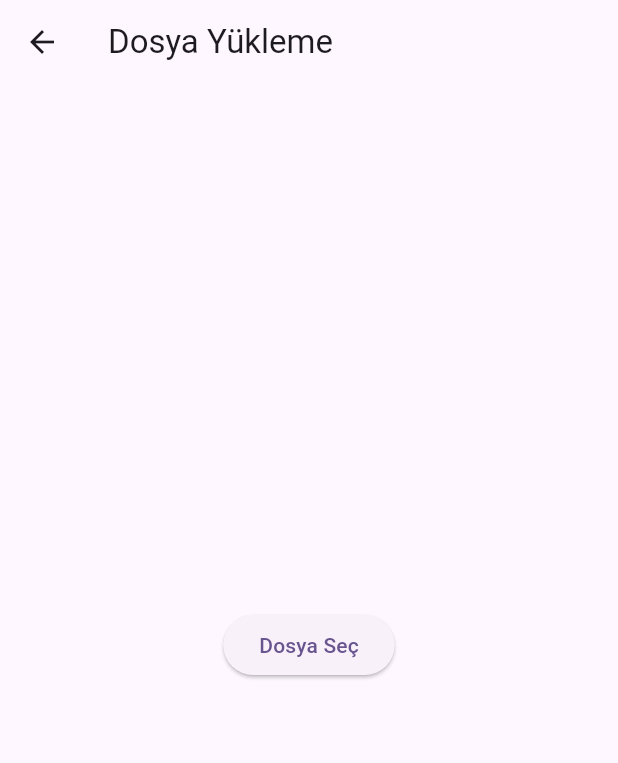
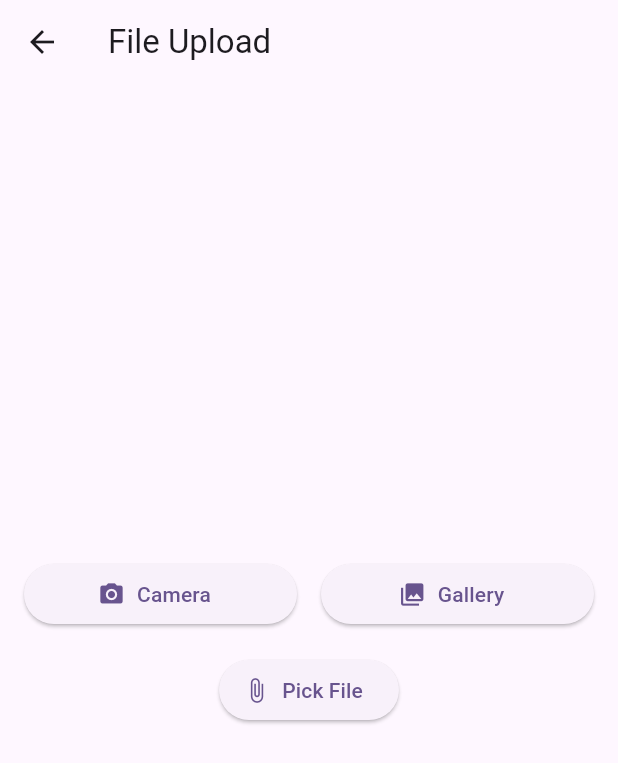
Before and after one commit to yagizdo/patrol-example-todo-app, a Flutter app: the FileUploadScreen screen opened directly, on a phone screen of 412 x 824 dp. Shown: the top 763 px of the screen. Run offline on Flutter 3.47's test engine with Material 3 defaults, Android fonts, the phone set to English and light mode, and no system bars; our stand-ins replace dio, equatable, file_picker, flutter_bloc, get_it, image_picker; network calls fail.

Commit message:
Add image picker functionality and permissions for camera and storage. Update UI for file upload and integrate camera functionality with tests.

```diff
--- a/lib/features/file_upload/file_upload_view.dart
+++ b/lib/features/file_upload/file_upload_view.dart
@@ -1,5 +1,8 @@
+import 'dart:io';
+
 import 'package:flutter/material.dart';
 import 'package:file_picker/file_picker.dart';
+import 'package:image_picker/image_picker.dart';
 
 class FileUploadScreen extends StatefulWidget {
   const FileUploadScreen({super.key});
@@ -12,6 +15,10 @@ class _FileUploadScreenState extends State<FileUploadScreen> {
   String? _fileName;
   String? _filePath;
   bool _isLoading = false;
+  File? _imageFile;
+  String? _imageSource;
+
+  final ImagePicker _picker = ImagePicker();
 
   Future<void> _pickFile() async {
     setState(() {
@@ -25,8 +32,37 @@ class _FileUploadScreenState extends State<FileUploadScreen> {
         setState(() {
           _fileName = result.files.single.name;
           _filePath = result.files.single.path;
+          _imageFile = null;
+          _imageSource = null;
         });
       }
+    } finally {
+      setState(() {
+        _isLoading = false;
+      });
+    }
+  }
+
+  Future<void> _pickImage(ImageSource source) async {
+    setState(() {
+      _isLoading = true;
+    });
+
+    try {
+      final XFile? pickedImage = await _picker.pickImage(source: source);
+
+      if (pickedImage != null) {
+        setState(() {
+          _imageFile = File(pickedImage.path);
+          _filePath = pickedImage.path;
+          _fileName = pickedImage.name;
+          _imageSource = source == ImageSource.camera ? 'Camera' : 'Gallery';
+        });
+      }
+    } catch (e) {
+      ScaffoldMessenger.of(context).showSnackBar(
+        SnackBar(content: Text('Error picking image: $e')),
+      );
     } finally {
       setState(() {
         _isLoading = false;
@@ -38,7 +74,7 @@ class _FileUploadScreenState extends State<FileUploadScreen> {
   Widget build(BuildContext context) {
     return Scaffold(
       appBar: AppBar(
-        title: const Text('Dosya Yükleme'),
+        title: const Text('File Upload'),
       ),
       body: Center(
         child: Padding(
@@ -46,22 +82,74 @@ class _FileUploadScreenState extends State<FileUploadScreen> {
           child: Column(
             mainAxisAlignment: MainAxisAlignment.center,
             children: [
-              ElevatedButton(
+              Row(
+                mainAxisAlignment: MainAxisAlignment.center,
+                children: [
+                  Expanded(
+                    child: ElevatedButton.icon(
+                      key: const Key('cameraButton'),
+                      onPressed: _isLoading
+                          ? null
+                          : () => _pickImage(ImageSource.camera),
+                      icon: const Icon(Icons.camera_alt),
+                      label: const Text('Camera'),
+                    ),
+                  ),
+                  const SizedBox(width: 16),
+                  Expanded(
+                    child: ElevatedButton.icon(
+                      key: const Key('galleryButton'),
+                      onPressed: _isLoading
+                          ? null
+                          : () => _pickImage(ImageSource.gallery),
+                      icon: const Icon(Icons.photo_library),
+                      label: const Text('Gallery'),
+                    ),
+                  ),
+                ],
+              ),
+              const SizedBox(height: 16),
+              ElevatedButton.icon(
                 key: const Key('pickFileButton'),
                 onPressed: _isLoading ? null : _pickFile,
-                child: _isLoading
+                icon: const Icon(Icons.attach_file),
+                label: _isLoading
                     ? const CircularProgressIndicator()
-                    : const Text('Dosya Seç'),
+                    : const Text('Pick File'),
               ),
-              const SizedBox(height: 20),
-              if (_fileName != null) ...[
+              const SizedBox(height: 24),
+              if (_isLoading)
+                const CircularProgressIndicator()
+              else if (_imageFile != null) ...[
+                ClipRRect(
+                  borderRadius: BorderRadius.circular(8),
+                  child: Image.file(
+                    _imageFile!,
+                    height: 200,
+                    width: double.infinity,
+                    fit: BoxFit.cover,
+                  ),
+                ),
+                const SizedBox(height: 16),
                 Text(
-                  'Seçilen Dosya: $_fileName',
+                  'Image from: $_imageSource',
+                  key: const Key('imageSource'),
+                  style: const TextStyle(fontWeight: FontWeight.bold),
+                ),
+                const SizedBox(height: 8),
+                Text('File name: $_fileName'),
+                const SizedBox(height: 4),
+                Text('File path: $_filePath',
+                    style: Theme.of(context).textTheme.bodySmall),
+              ] else if (_fileName != null) ...[
+                Text(
+                  'Selected file: $_fileName',
                   key: const Key('selectedFileName'),
                   style: const TextStyle(fontWeight: FontWeight.bold),
                 ),
-                const SizedBox(height: 10),
-                Text('Dosya Yolu: $_filePath'),
+                const SizedBox(height: 8),
+                Text('File path: $_filePath',
+                    style: Theme.of(context).textTheme.bodySmall),
               ],
             ],
           ),
--- a/lib/features/home/view/home_view.dart
+++ b/lib/features/home/view/home_view.dart
@@ -27,10 +27,11 @@ class _HomeViewState extends State<HomeView> {
         children: [
           Padding(
             padding: const EdgeInsets.all(8.0),
-            child: ElevatedButton(
+            child: ElevatedButton.icon(
               key: const Key('fileUploadButton'),
               onPressed: () => _navigateToFileUpload(context),
-              child: const Text('Dosya Yükleme'),
+              icon: const Icon(Icons.photo_camera),
+              label: const Text('Image Picker'),
             ),
           ),
           Expanded(
--- a/pubspec.yaml
+++ b/pubspec.yaml
@@ -55,6 +55,7 @@ dependencies:
 
   # Utils
   file_picker: ^9.0.2
+  image_picker: ^1.1.2
 
 dev_dependencies:
   flutter_test:
```
Also changed, not shown: 4 other files.
